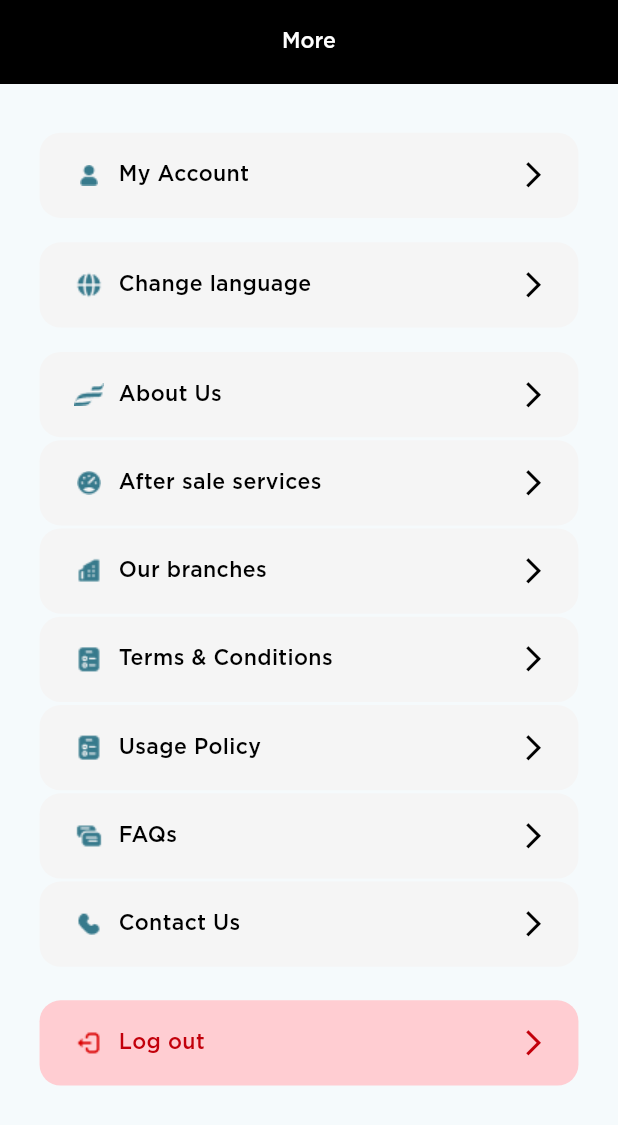
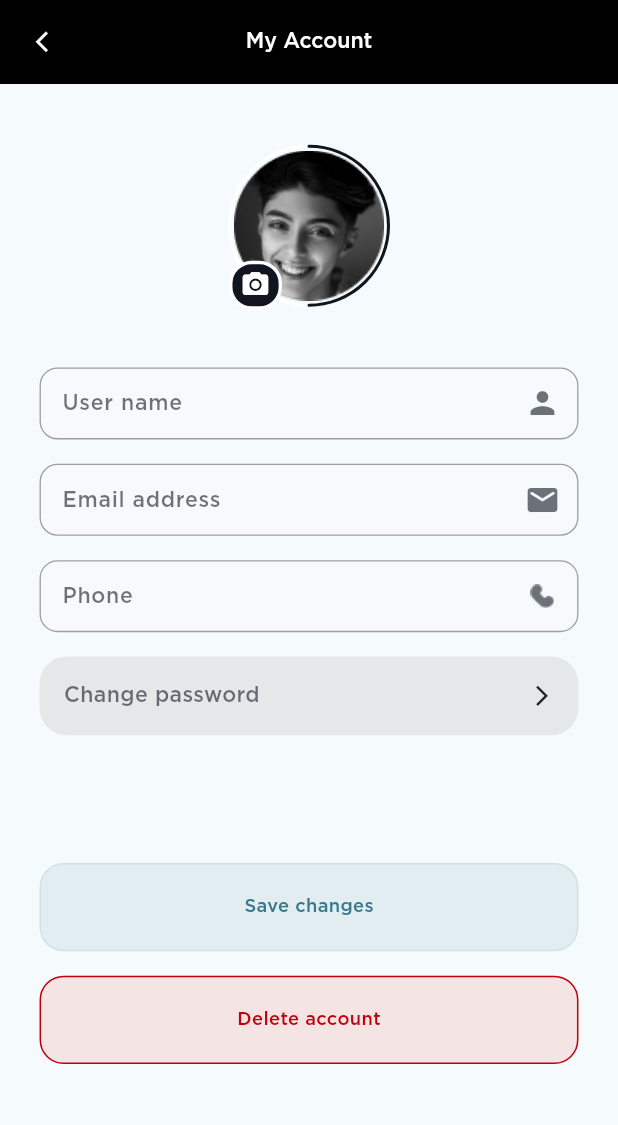
Before and after one commit to ezzAboElmakarem/bin-Omaria-Motors, a Flutter app: the MoreView screen opened directly, after a tap on "My Account", on a phone screen of 412 x 824 dp. Shown: the top 1125 px of the screen. Run offline on Flutter 3.47's test engine with Material 3 defaults, Android fonts, the light colour scheme and no system bars; drawn by our look-alikes of percent_indicator; our stand-ins replace card_swiper, carousel_slider, country_code_picker, dio, easy_localization, flutter_image_compress and 6 more; accounts and stored records are empty.

Commit message:
feat (my_account) : build (my_account) UI

```diff
--- a/assets/lang/en.json
+++ b/assets/lang/en.json
@@ -113,7 +113,9 @@
     "usage_policy" : "Usage Policy",
     "faqs" : "FAQs" ,
     "contact_us" : "Contact Us",
-    "log_out" : "Log out"
-
+    "log_out" : "Log out",
+    "change_password" : "Change password",
+    "save_changes" : "Save changes",
+    "delete_account" : "Delete account"
 
 }
--- a/lib/features/more/view/more_view.dart
+++ b/lib/features/more/view/more_view.dart
@@ -1,6 +1,8 @@
 import 'package:bin_omaira_motors/features/more/widgets/more_section_item.dart';
+import 'package:bin_omaira_motors/features/my_account/views/my_account_view.dart';
 import 'package:bin_omaira_motors/helper/assets.dart';
 import 'package:bin_omaira_motors/helper/colors_styles.dart';
+import 'package:bin_omaira_motors/helper/routes.dart';
 import 'package:bin_omaira_motors/helper/text_styles.dart';
 import 'package:bin_omaira_motors/widgets/custom_app_bar.dart';
 import 'package:easy_localization/easy_localization.dart';
@@ -29,7 +31,9 @@ class MoreView extends StatelessWidget {
               MoreSectionItem(
                 sectionTitle: "my_account".tr(),
                 sectionImage: AssetsData.user,
-                onTap: () {},
+                onTap: () {
+                  RouteUtils.navigateTo(const MyAccountView());
+                },
                 navigationButton: true,
               ),
               SizedBox(
@@ -97,7 +101,7 @@ class MoreView extends StatelessWidget {
                 isLogOut: true,
                 sectionTitle: "log_out".tr(),
                 sectionImage: AssetsData.logOut,
-                backgroundColor: Colors.red[100],
+                backgroundColor: Colors.red.withOpacity(0.1),
                 textColor: ColorStyles.redColor,
                 iconColor: ColorStyles.redColor,
                 onTap: () {},
--- a/lib/features/my_account/views/my_account_view.dart
+++ b/lib/features/my_account/views/my_account_view.dart
@@ -1,15 +1,14 @@
-import 'package:bin_omaira_motors/features/orders/views/orders_view.dart';
-import 'package:bin_omaira_motors/features/success_screen/views/success_screen_view.dart';
-import 'package:bin_omaira_motors/helper/assets.dart';
-import 'package:bin_omaira_motors/helper/colors_styles.dart';
-import 'package:bin_omaira_motors/helper/routes.dart';
+import 'package:bin_omaira_motors/features/my_account/widgets/my_account_buttons.dart';
+import 'package:bin_omaira_motors/features/my_account/widgets/my_account_forms.dart';
+import 'package:bin_omaira_motors/features/my_account/widgets/my_account_image.dart';
 import 'package:bin_omaira_motors/helper/text_styles.dart';
 import 'package:bin_omaira_motors/widgets/custom_app_bar.dart';
 import 'package:easy_localization/easy_localization.dart';
 import 'package:flutter/material.dart';
+import 'package:flutter_screenutil/flutter_screenutil.dart';
 
-class MyAccoountView extends StatelessWidget {
-  const MyAccoountView({super.key});
+class MyAccountView extends StatelessWidget {
+  const MyAccountView({super.key});
 
   @override
   Widget build(BuildContext context) {
@@ -21,20 +20,18 @@ class MyAccoountView extends StatelessWidget {
           color: Colors.white,
         ),
       ),
-      body: SuccessScreenView(
-        image: AssetsData.flyingCar,
-        texttitle: "purchase_success_title".tr(),
-        textSubtitle: "purchase_success_subtitle".tr(),
-        textButton: "my_orders".tr(),
-        backgroundColor: Colors.white,
-        textTitleColor: Colors.black,
-        textSubtitleColor: Colors.black.withOpacity(0.7),
-        buttonColor: kPrimaryColor.withOpacity(0.1),
-        textButtonColor: kPrimaryColor,
-        ontap: () {
-          RouteUtils.navigateTo(const OrdersView());
-        },
-        navTo: const OrdersView(),
+      body: SingleChildScrollView(
+        child: Padding(
+          padding: EdgeInsets.symmetric(horizontal: 24.w, vertical: 32.h),
+          child: Column(
+            children: [
+              const MyAccountImage(),
+              SizedBox(height: 32.h),
+              const MyAccountForms(),
+              const MyAccountButtons(),
+            ],
+          ),
+        ),
       ),
     );
   }
--- /dev/null
+++ b/lib/features/my_account/widgets/my_account_buttons.dart
@@ -0,0 +1,64 @@
+import 'package:bin_omaira_motors/helper/colors_styles.dart';
+import 'package:bin_omaira_motors/helper/text_styles.dart';
+import 'package:bin_omaira_motors/widgets/custom_button.dart';
+import 'package:easy_localization/easy_localization.dart';
+import 'package:flutter/material.dart';
+import 'package:flutter_screenutil/flutter_screenutil.dart';
+
+class MyAccountButtons extends StatelessWidget {
+  const MyAccountButtons({
+    super.key,
+  });
+
+  @override
+  Widget build(BuildContext context) {
+    return Column(
+      children: [
+        GestureDetector(
+          onTap: () {},
+          child: Container(
+            padding: EdgeInsets.all(16.h),
+            decoration: BoxDecoration(
+              borderRadius: BorderRadius.circular(18),
+              color: Colors.grey.withOpacity(0.2),
+            ),
+            child: Row(
+              children: [
+                Text(
+                  "change_password".tr(),
+                  style: TextStyles.textstyle14.copyWith(
+                    color: ColorStyles.blackColor.withOpacity(0.6),
+                  ),
+                ),
+                const Spacer(),
+                Icon(
+                  Icons.arrow_forward_ios,
+                  size: 16.sp,
+                )
+              ],
+            ),
+          ),
+        ),
+        SizedBox(
+          height: 84.h,
+        ),
+        CustomButton(
+          buttonText: "save_changes".tr(),
+          buttonColor: kPrimaryColor.withOpacity(0.1),
+          textColor: kPrimaryColor,
+          onTap: () {},
+        ),
+        SizedBox(
+          height: 16.h,
+        ),
+        CustomButton(
+          buttonText: "delete_account".tr(),
+          buttonColor: Colors.red.withOpacity(0.12),
+          borderColor: ColorStyles.redColor,
+          textColor: ColorStyles.redColor,
+          onTap: () {},
+        ),
+      ],
+    );
+  }
+}
--- /dev/null
+++ b/lib/features/my_account/widgets/my_account_forms.dart
@@ -0,0 +1,59 @@
+import 'package:bin_omaira_motors/helper/assets.dart';
+import 'package:bin_omaira_motors/helper/colors_styles.dart';
+import 'package:bin_omaira_motors/widgets/custom_tex_form_field.dart';
+import 'package:easy_localization/easy_localization.dart';
+import 'package:flutter/material.dart';
+import 'package:flutter_screenutil/flutter_screenutil.dart';
+
+class MyAccountForms extends StatelessWidget {
+  const MyAccountForms({
+    super.key,
+  });
+
+  @override
+  Widget build(BuildContext context) {
+    return Column(
+      children: [
+        CustomTextFormField(
+          ispassword: false,
+          isEnabled: true,
+          hint: "name".tr(),
+          hintColor: ColorStyles.blackColor.withOpacity(0.6),
+          suffixIcon: Icon(
+            Icons.person,
+            color: ColorStyles.blackColor.withOpacity(0.6),
+          ),
+        ),
+        SizedBox(
+          height: 16.h,
+        ),
+        CustomTextFormField(
+          ispassword: false,
+          isEnabled: true,
+          hint: "email".tr(),
+          hintColor: ColorStyles.blackColor.withOpacity(0.6),
+          suffixIcon: Icon(
+            Icons.email_rounded,
+            color: ColorStyles.blackColor.withOpacity(0.6),
+          ),
+        ),
+        SizedBox(
+          height: 16.h,
+        ),
+        CustomTextFormField(
+          ispassword: false,
+          isEnabled: true,
+          hint: "phone".tr(),
+          hintColor: ColorStyles.blackColor.withOpacity(0.6),
+          suffixIcon: Image.asset(
+            AssetsData.phone,
+            color: ColorStyles.blackColor.withOpacity(0.6),
+          ),
+        ),
+        SizedBox(
+          height: 16.h,
+        ),
+      ],
+    );
+  }
+}
--- /dev/null
+++ b/lib/features/my_account/widgets/my_account_image.dart
@@ -0,0 +1,53 @@
+import 'package:bin_omaira_motors/helper/assets.dart';
+import 'package:bin_omaira_motors/helper/colors_styles.dart';
+import 'package:flutter/material.dart';
+import 'package:flutter_screenutil/flutter_screenutil.dart';
+import 'package:percent_indicator/circular_percent_indicator.dart';
+
+class MyAccountImage extends StatelessWidget {
+  const MyAccountImage({
+    super.key,
+  });
+
+  @override
+  Widget build(BuildContext context) {
+    return Stack(
+      children: [
+        Padding(
+          padding: const EdgeInsets.all(8.0),
+          child: CircularPercentIndicator(
+            radius: 54.0,
+            lineWidth: 2.sp,
+            backgroundColor: Colors.white,
+            circularStrokeCap: CircularStrokeCap.round,
+            percent: 0.5,
+            center: Image.asset(
+              AssetsData.userImage,
+              height: 200.h,
+              width: 200.w,
+            ),
+            progressColor: ColorStyles.blackColor,
+          ),
+        ),
+        Positioned(
+          bottom: 6.h,
+          left: 8.w,
+          child: Container(
+            height: 32.h,
+            width: 32.w,
+            decoration: BoxDecoration(
+              color: ColorStyles.blackColor,
+              borderRadius: BorderRadius.circular(15),
+              border: Border.all(color: Colors.white, width: 2.w),
+            ),
+            child: Icon(
+              Icons.camera_alt,
+              color: Colors.white,
+              size: 20.sp,
+            ),
+          ),
+        ),
+      ],
+    );
+  }
+}
--- a/lib/features/purchase/widgets/purchase_stepper.dart
+++ b/lib/features/purchase/widgets/purchase_stepper.dart
@@ -1,7 +1,9 @@
-import 'package:bin_omaira_motors/features/my_account/views/my_account_view.dart';
+import 'package:bin_omaira_motors/features/orders/views/orders_view.dart';
 import 'package:bin_omaira_motors/features/purchase/widgets/first_step_content.dart';
 import 'package:bin_omaira_motors/features/purchase/widgets/second_step_content.dart';
 import 'package:bin_omaira_motors/features/purchase/widgets/third_step_content.dart';
+import 'package:bin_omaira_motors/features/success_screen/views/success_screen_view.dart';
+import 'package:bin_omaira_motors/helper/assets.dart';
 import 'package:bin_omaira_motors/helper/colors_styles.dart';
 import 'package:bin_omaira_motors/helper/routes.dart';
 import 'package:bin_omaira_motors/helper/text_styles.dart';
@@ -23,7 +25,23 @@ class _PurchaseStepperState extends State<PurchaseStepper> {
   onStepContinue() {
     final isLastStep = currentStep == getSteps().length - 1;
     if (isLastStep) {
-      RouteUtils.navigateTo(const MyAccoountView());
+      RouteUtils.navigateTo(
+        SuccessScreenView(
+          image: AssetsData.flyingCar,
+          texttitle: "purchase_success_title".tr(),
+          textSubtitle: "purchase_success_subtitle".tr(),
+          textButton: "my_orders".tr(),
+          backgroundColor: Colors.white,
+          textTitleColor: Colors.black,
+          textSubtitleColor: Colors.black.withOpacity(0.7),
+          buttonColor: kPrimaryColor.withOpacity(0.1),
+          textButtonColor: kPrimaryColor,
+          ontap: () {
+            RouteUtils.navigateTo(const OrdersView());
+          },
+          navTo: const OrdersView(),
+        ),
+      );
     } else {
       setState(() {
         currentStep += 1;
--- a/lib/helper/assets.dart
+++ b/lib/helper/assets.dart
@@ -45,4 +45,5 @@ class AssetsData {
   static const terms = 'assets/images/terms.png';
   static const bluePhone = 'assets/images/call.png';
   static const logOut = 'assets/images/log_out.png';
+  static const userImage = 'assets/images/user_image.png';
 }
--- a/lib/widgets/custom_button.dart
+++ b/lib/widgets/custom_button.dart
@@ -12,9 +12,11 @@ class CustomButton extends StatelessWidget {
     this.width,
     this.height,
     this.buttonColor,
+    this.borderColor,
   });
   final String buttonText;
   final Color? textColor;
+  final Color? borderColor;
   final Color? buttonColor;
   final VoidCallback onTap;
   final double? width;
@@ -28,7 +30,8 @@ class CustomButton extends StatelessWidget {
         width: width ?? 327.w,
         decoration: BoxDecoration(
           color: buttonColor ?? kPrimaryColor,
-          //     border: Border.all(color: ColorStyles.greyColor),
+          border:
+              Border.all(color: borderColor ?? buttonColor ?? kPrimaryColor),
           borderRadius: BorderRadius.circular(16),
         ),
         child: Center(
```
Also changed, not shown: assets/images/user_image.png (added).
